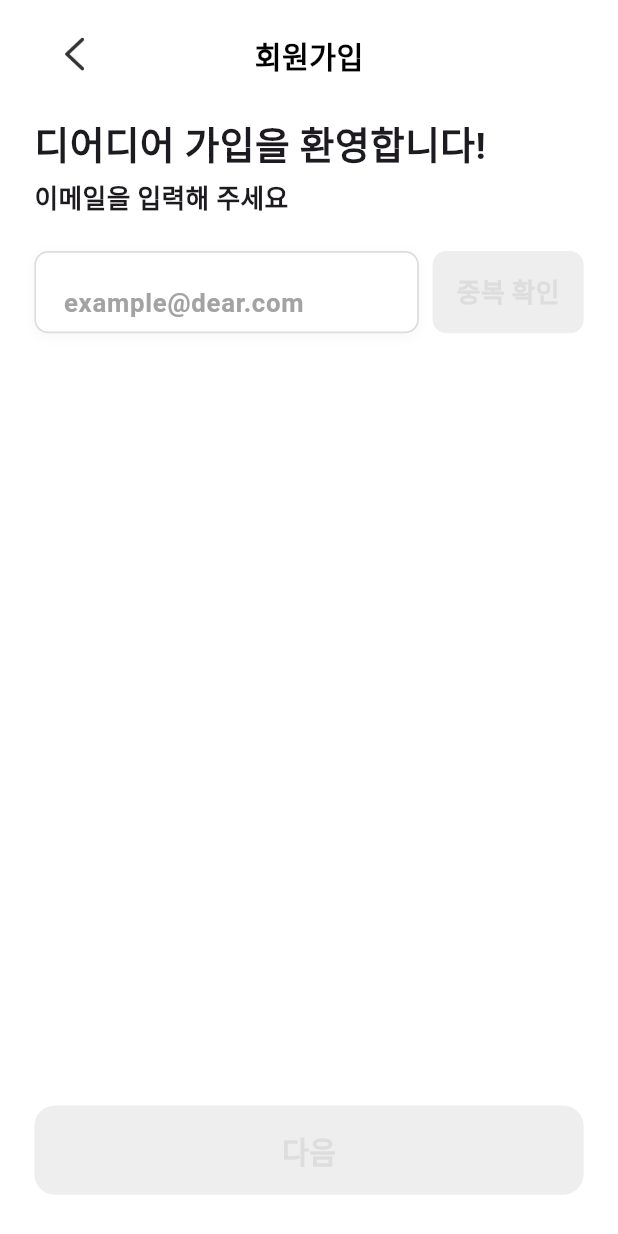
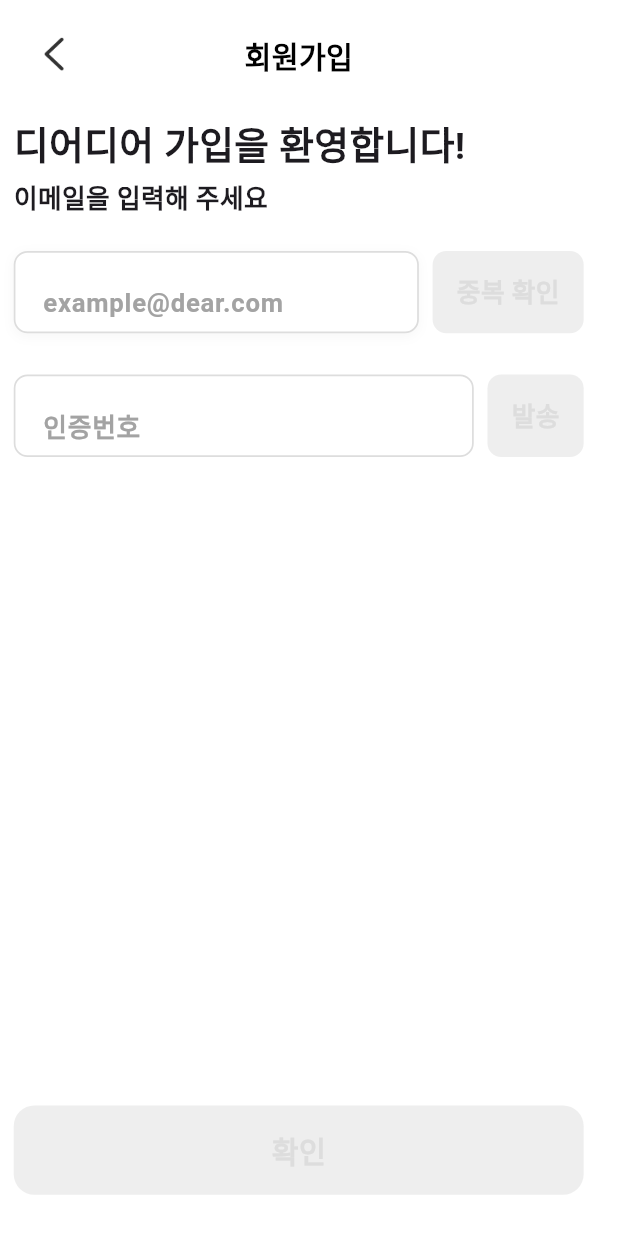
Before and after one commit to Dear-deer-developer/Dear-dear-FE, a Flutter app: the SignUpEmail screen opened directly, on a phone screen of 412 x 824 dp. Run offline on Flutter 3.47's test engine with Material 3 defaults, Android fonts, the phone set to English and light mode, and no system bars; our stand-ins replace flutter_dotenv, flutter_phoenix, flutter_screenutil, get, just_audio, logger and 4 more; missing offline and left inert: audio_session, kakao_flutter_sdk_user; accounts and stored records are empty; network calls fail; Roboto replaces fonts that are missing (KakaoSmallSansBold, KakaoSmallSansRegular); statements that could not run were skipped.

Commit message:
닉네임 필드 전까지 완료

```diff
--- a/lib/binding/main_bindings.dart
+++ b/lib/binding/main_bindings.dart
@@ -1,6 +1,6 @@
 // lib/binding/main_bindings.dart
 import 'package:dear_deer_demo/controller/login/agreement_controller.dart';
-import 'package:dear_deer_demo/controller/login/signup_email_controller.dart';
+import 'package:dear_deer_demo/controller/login/sign_up_email_controller.dart';
 import 'package:get/get.dart';
 
 // 기존
--- /dev/null
+++ b/lib/controller/login/sign_up_email_controller.dart
@@ -0,0 +1,111 @@
+import 'package:dear_deer_demo/service/auth_service.dart';
+import 'package:dear_deer_demo/util/logger.dart';
+import 'package:dear_deer_demo/view/login/sign_up_password.dart';
+import 'package:flutter/material.dart';
+import 'package:get/get.dart';
+
+enum EmailCheckState { idle, checking, available, unavailable }
+
+class SignupEmailController extends GetxController {
+  final emailCtrl = TextEditingController();
+  final codeCtrl = TextEditingController();
+
+  final emailState = EmailCheckState.idle.obs;
+  final isValidEmail = false.obs;
+  final emailError = ''.obs;
+
+  final sending = false.obs; // 코드 발송 로딩
+  final codeSent = false.obs; // 코드 발송 완료 여부
+  final verifying = false.obs; // 코드 검증 로딩
+
+  // 추가 ⬇️
+  final code = ''.obs; // 인증코드 반응형 상태
+
+  @override
+  void onClose() {
+    emailCtrl.dispose();
+    codeCtrl.dispose();
+    super.onClose();
+  }
+
+  void onEmailChanged(String v) {
+    final t = v.trim();
+    isValidEmail.value = _validEmail(t);
+    // 이메일이 바뀌면 상태 초기화
+    emailState.value = EmailCheckState.idle;
+    emailError.value = '';
+    codeSent(false);
+  }
+
+  bool get canConfirm =>
+      code.value.trim().length >= 6 && codeSent.value && !verifying.value;
+  bool get canSend =>
+      emailState.value == EmailCheckState.available && !sending.value;
+
+  Future<void> onCheckDuplicate() async {
+    final email = emailCtrl.text.trim();
+    if (!_validEmail(email)) {
+      emailState.value = EmailCheckState.unavailable;
+      emailError.value = '이메일 형식을 확인해주세요.';
+      return;
+    }
+
+    emailState.value = EmailCheckState.checking;
+    emailError.value = '';
+    try {
+      final ok = await Get.find<AuthService>().isEmailAvailable(email);
+      if (ok) {
+        emailState.value = EmailCheckState.available; // ✅ 초록 테두리
+        emailError.value = '';
+      } else {
+        emailState.value = EmailCheckState.unavailable; // ❌ 빨간 테두리
+        emailError.value = '사용할 수 없는 이메일입니다.';
+      }
+    } catch (e, st) {
+      logger.e('onCheckDuplicate 예외', error: e, stackTrace: st);
+      emailState.value = EmailCheckState.unavailable;
+      emailError.value = '네트워크 오류가 발생했습니다.';
+    }
+  }
+
+  void onCodeChanged(String v) => code.value = v;
+
+  Future<void> onSendCode() async {
+    if (!canSend) return;
+
+    final email = emailCtrl.text.trim();
+    sending(true);
+    try {
+      final ok = await Get.find<AuthService>().sendSignupEmailCode(email);
+      codeSent.value = ok; // ✅ 발송 성공 시 true
+      // 필요하면 여기서 타이머 시작/쿨다운 처리도 추가 가능
+    } catch (e, st) {
+      logger.e('onSendCode 예외', error: e, stackTrace: st);
+      codeSent.value = false;
+    } finally {
+      sending(false);
+    }
+  }
+
+  Future<void> onConfirmCode() async {
+    final email = emailCtrl.text.trim();
+    final codeInput = code.value.trim(); // ✅ Rx에서 읽기
+    if (codeInput.length < 6) return;
+
+    verifying(true);
+    try {
+      final ok =
+          await Get.find<AuthService>().verifySignupEmailCode(email, codeInput);
+      if (ok) {
+        Get.to(() => SignUpPassword(), arguments: {'email': email});
+      }
+    } catch (e, st) {
+      logger.e('onConfirmCode 예외', error: e, stackTrace: st);
+    } finally {
+      verifying(false);
+    }
+  }
+
+  bool _validEmail(String v) =>
+      RegExp(r'^[^@\s]+@[^@\s]+\.[^@\s]+$').hasMatch(v);
+}
--- a/lib/controller/login/signup_email_controller.dart
+++ /dev/null
@@ -1,55 +0,0 @@
-import 'package:dear_deer_demo/service/auth_service.dart';
-import 'package:dear_deer_demo/util/logger.dart';
-import 'package:flutter/material.dart';
-import 'package:get/get.dart';
-
-class SignupEmailController extends GetxController {
-  final emailCtrl = TextEditingController();
-
-  final isChecking = false.obs; // 중복 확인(=인증코드 전송) 중 로딩
-  final isChecked = false.obs; // 중복 확인 성공 여부
-  final isValidEmail = false.obs; // 이메일 형식 유효성
-
-  @override
-  void onClose() {
-    emailCtrl.dispose();
-    super.onClose();
-  }
-
-  void onEmailChanged(String v) {
-    isValidEmail.value = _validEmail(v.trim());
-    // 이메일이 바뀌면 다시 확인 필요
-    if (isChecked.value) isChecked.value = false;
-  }
-
-  Future<void> onCheckPressed() async {
-    final email = emailCtrl.text.trim();
-    if (!_validEmail(email)) {
-      Get.snackbar('이메일', '올바른 이메일을 입력해주세요.');
-      return;
-    }
-
-    isChecking.value = true;
-    try {
-      // 서버: 중복 체크를 겸한 "가입용 인증코드 전송" API 라고 가정
-      final ok = await Get.find<AuthService>().sendSignupEmailCode(email);
-      if (ok) {
-        isChecked.value = true;
-        Get.snackbar('발송 완료', '인증코드를 이메일로 보냈습니다.');
-      } else {
-        isChecked.value = false;
-        Get.snackbar('실패', '중복 확인 또는 코드 발송에 실패했습니다.');
-      }
-    } catch (e, st) {
-      logger.e('onCheckPressed 예외', error: e, stackTrace: st);
-      Get.snackbar('오류', '일시적 오류가 발생했습니다.');
-    } finally {
-      isChecking.value = false;
-    }
-  }
-
-  bool get canNext => isChecked.value; // 확인 성공 시에만 다음 활성화
-
-  bool _validEmail(String v) =>
-      RegExp(r'^[^@\s]+@[^@\s]+\.[^@\s]+$').hasMatch(v);
-}
--- a/lib/view/login/sign_up_email.dart
+++ b/lib/view/login/sign_up_email.dart
@@ -1,4 +1,4 @@
-import 'package:dear_deer_demo/controller/login/signup_email_controller.dart';
+import 'package:dear_deer_demo/controller/login/sign_up_email_controller.dart';
 import 'package:dear_deer_demo/data/app_color.dart';
 import 'package:dear_deer_demo/data/font_styles.dart';
 import 'package:dear_deer_demo/data/image_data.dart';
@@ -11,16 +11,16 @@ class SignUpEmail extends GetView<SignupEmailController> {
 
   @override
   Widget build(BuildContext context) {
-    // 라우팅에서 바인딩하면 생략 가능
+    // 바인딩에서 주입하고 있으면 생략 가능
     if (!Get.isRegistered<SignupEmailController>()) {
-      Get.put(SignupEmailController());
+      Get.put(SignupEmailController(), permanent: true);
     }
 
     return Scaffold(
       backgroundColor: Colors.white,
       body: SafeArea(
         child: Padding(
-          padding: EdgeInsets.fromLTRB(20.w, 8.h, 20.w, 0),
+          padding: EdgeInsets.fromLTRB(8.w, 8.h, 20.w, 0),
           child: Column(
             crossAxisAlignment: CrossAxisAlignment.start,
             children: [
@@ -29,8 +29,11 @@ class SignUpEmail extends GetView<SignupEmailController> {
                 children: [
                   GestureDetector(
                     onTap: Get.back,
-                    child: Image.asset(ImagePath.backIcon,
-                        width: 48.w, height: 48.h),
+                    child: Image.asset(
+                      ImagePath.backIcon,
+                      width: 48.w,
+                      height: 48.h,
+                    ),
                   ),
                   Expanded(
                     child: Center(
@@ -50,18 +53,58 @@ class SignUpEmail extends GetView<SignupEmailController> {
               Text('이메일을 입력해 주세요', style: FontStyles.B3_bold_15),
               SizedBox(height: 20.h),
 
-              // 입력 + 중복확인 버튼
+              // ================== (1) 이메일 + 중복 확인 ==================
               Row(
                 children: [
                   Expanded(child: _emailField()),
                   SizedBox(width: 8.w),
                   Obx(() {
-                    final enabled = controller.isValidEmail.value &&
-                        !controller.isChecking.value;
+                    final checking =
+                        controller.emailState.value == EmailCheckState.checking;
+                    final enabled = controller.isValidEmail.value && !checking;
                     return _pillButton(
-                      label: controller.isChecking.value ? '확인중...' : '중복 확인',
+                      label: checking ? '확인중...' : '중복 확인',
                       enabled: enabled,
-                      onTap: enabled ? controller.onCheckPressed : null,
+                      onTap: enabled ? controller.onCheckDuplicate : null,
+                    );
+                  }),
+                ],
+              ),
+
+              // 사용 불가 문구
+              Obx(() {
+                final showErr = controller.emailState.value ==
+                        EmailCheckState.unavailable &&
+                    controller.emailError.isNotEmpty;
+                return AnimatedSwitcher(
+                  duration: const Duration(milliseconds: 150),
+                  child: showErr
+                      ? Padding(
+                          key: const ValueKey('err'),
+                          padding: EdgeInsets.only(top: 8.h, left: 4.w),
+                          child: Text(
+                            controller.emailError.value,
+                            style: FontStyles.S1_reg_13.copyWith(
+                                color: AppColors.mainRed),
+                          ),
+                        )
+                      : SizedBox(height: 8.h, key: const ValueKey('noerr')),
+                );
+              }),
+
+              SizedBox(height: 16.h),
+
+              // ================== (2) 인증번호 + 발송 ==================
+              Row(
+                children: [
+                  Expanded(child: _codeField()),
+                  SizedBox(width: 8.w),
+                  Obx(() {
+                    final enabled = controller.canSend; // 이메일 사용 가능일 때만 true
+                    return _pillButton(
+                      label: controller.sending.value ? '발송중...' : '발송',
+                      enabled: enabled && !controller.sending.value,
+                      onTap: enabled ? controller.onSendCode : null,
                     );
                   }),
                 ],
@@ -69,13 +112,15 @@ class SignUpEmail extends GetView<SignupEmailController> {
 
               const Spacer(),
 
-              // 다음 버튼
+              // ================== (3) 하단 확인 버튼 ==================
               Obx(() {
-                final active = controller.canNext;
+                final code = controller.code.value; // ✅ 직접 읽기
+                final sent = controller.codeSent.value; // ✅ 직접 읽기
+                final verifying = controller.verifying.value; // ✅ 직접 읽기
+                final active = code.trim().length >= 6 && sent && !verifying;
+
                 return GestureDetector(
-                  onTap:
-                      active ? () => Get.toNamed('/signup/email-verify') : null,
-                  behavior: HitTestBehavior.opaque,
+                  onTap: active ? controller.onConfirmCode : null,
                   child: Container(
                     height: 52.h,
                     alignment: Alignment.center,
@@ -85,7 +130,7 @@ class SignUpEmail extends GetView<SignupEmailController> {
                       borderRadius: BorderRadius.circular(12.r),
                     ),
                     child: Text(
-                      '다음',
+                      verifying ? '확인 중...' : '확인',
                       style: FontStyles.Button_bold_17.copyWith(
                         color: active ? Colors.white : AppColors.G_02,
                       ),
@@ -100,13 +145,21 @@ class SignUpEmail extends GetView<SignupEmailController> {
     );
   }
 
+  // --- 이메일 입력 필드 (상태에 따른 테두리 색) ---
   Widget _emailField() {
+    return Obx(() {
+      Color borderColor = AppColors.G_02;
+      if (controller.emailState.value == EmailCheckState.available) {
+        borderColor = AppColors.mainGreen; // 사용 가능
+      } else if (controller.emailState.value == EmailCheckState.unavailable) {
+        borderColor = AppColors.mainRed; // 사용 불가
+      }
       return Container(
         height: 48.h,
         decoration: BoxDecoration(
           color: Colors.white,
           borderRadius: BorderRadius.circular(8.r),
-        border: Border.all(color: AppColors.G_02, width: 1.w),
+          border: Border.all(color: borderColor, width: 1.w),
           boxShadow: [
             BoxShadow(
               color: Colors.black.withOpacity(0.03),
@@ -126,12 +179,41 @@ class SignUpEmail extends GetView<SignupEmailController> {
             hintText: 'example@dear.com',
             hintStyle: FontStyles.B3_reg_15.copyWith(color: AppColors.G_05),
             border: InputBorder.none,
+            contentPadding:
+                EdgeInsets.only(left: 16.w, right: 12.w, bottom: 2.h),
+          ),
+        ),
+      );
+    });
+  }
+
+  // --- 인증번호 입력 필드 ---
+  Widget _codeField() {
+    return Container(
+      height: 48.h,
+      decoration: BoxDecoration(
+        color: Colors.white,
+        borderRadius: BorderRadius.circular(8.r),
+        border: Border.all(color: AppColors.G_02, width: 1.w),
+      ),
+      child: TextField(
+        controller: controller.codeCtrl,
+        keyboardType: TextInputType.number,
+        textAlignVertical: TextAlignVertical.center,
+        style: FontStyles.B3_bold_15,
+        cursorColor: AppColors.mainGreen,
+        decoration: InputDecoration(
+          hintText: '인증번호',
+          hintStyle: FontStyles.B3_reg_15.copyWith(color: AppColors.G_05),
+          border: InputBorder.none,
           contentPadding: EdgeInsets.only(left: 16.w, right: 12.w, bottom: 2.h),
         ),
+        onChanged: controller.onCodeChanged,
       ),
     );
   }
 
+  // --- 캡슐 버튼(중복확인/발송 공용) ---
   Widget _pillButton({
     required String label,
     required bool enabled,
```
Also changed, not shown: lib/controller/login/sign_up_password_controller.dart (added, +41 -0 lines), lib/service/auth_service.dart (+25 -1 lines), lib/view/contents/contents_main.dart (+23 -26 lines), lib/view/login/sign_up_nickname.dart (added, +10 -0 lines), lib/view/login/sign_up_password.dart (added, +216 -0 lines). Lines whose indentation alone changed are shown as unchanged.
